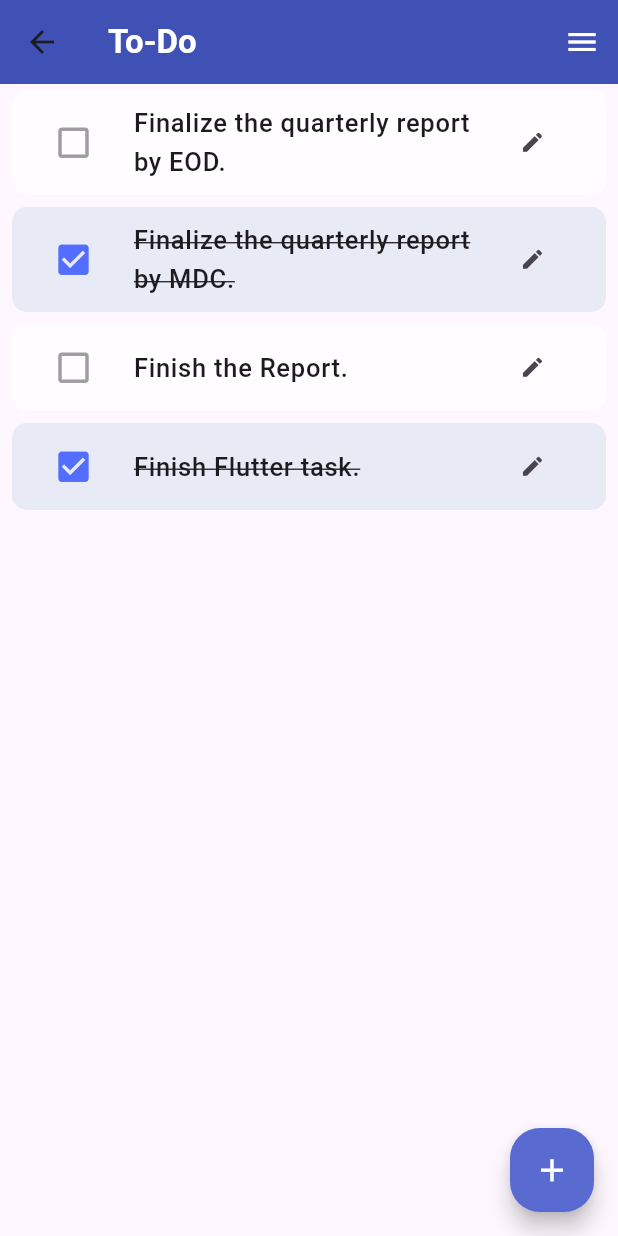
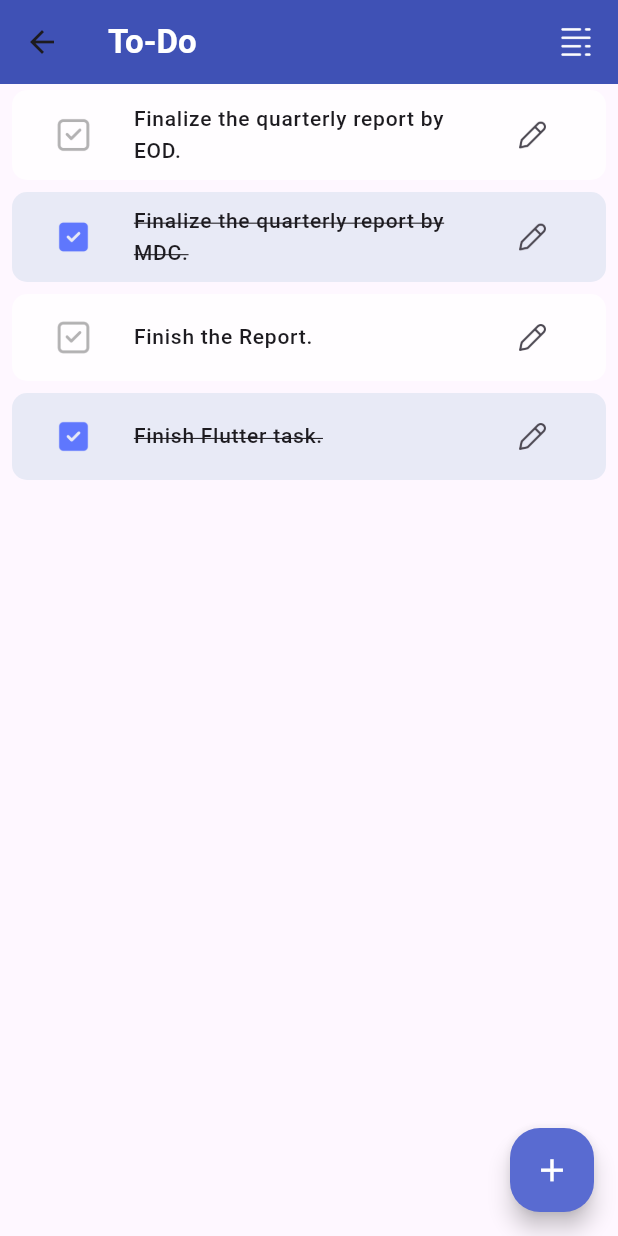
Before and after one commit to HassanMuhamed1/TodoList, a Flutter app: the HomePage screen opened by its route, on a phone screen of 412 x 824 dp. Run offline on Flutter 3.47's test engine with Material 3 defaults, Android fonts, the phone set to English and light mode, and no system bars.

Commit message:
Finish add and check

```diff
--- a/lib/Home.dart
+++ b/lib/Home.dart
@@ -46,6 +46,7 @@ class _HomePageState extends State<HomePage> {
                   decoration: InputDecoration(
                     labelText: 'Title',
                     labelStyle: TextStyle(
+
                         fontWeight: FontWeight.w400, color: Colors.indigo),
                   ),
                 ),
@@ -71,7 +72,6 @@ class _HomePageState extends State<HomePage> {
                 // Ensure the title is not empty
                 if (title.isNotEmpty) {
                   setState(() {
-                    // Add the new note to the notes map
                     notes[title] = false; // Default new notes as not completed
                   });
                 }
@@ -115,12 +115,9 @@ class _HomePageState extends State<HomePage> {
     return Scaffold(
       appBar: AppBar(
         actions: [
-          IconButton(
-              onPressed: () {},
-              icon: Icon(
-                Icons.menu,
-                color: Colors.white,
-              ))
+          Container(
+            margin: EdgeInsets.only(right: 18),
+              child: ImageIcon(AssetImage('assets/icons/list.png'),color: Colors.white,size: 20,))
         ],
         backgroundColor: Colors.indigo,
         title: Text(
@@ -145,7 +142,7 @@ class _HomePageState extends State<HomePage> {
                 noteTitle,
                 style: TextStyle(
                   fontWeight: FontWeight.w500,
-                  fontSize: 17,
+                  fontSize: 14,
                   decoration: isCompleted?TextDecoration.lineThrough : null,
                 ),
               ),
@@ -155,19 +152,18 @@ class _HomePageState extends State<HomePage> {
                       notes[noteTitle] =!isCompleted;
                     });
                   },
-                  icon: Icon(
+                  icon: ImageIcon(
                     isCompleted
-                        ? Icons.check_box
-                        : Icons.check_box_outline_blank,
-                    color: isCompleted ? Colors.indigoAccent : Colors.grey,
-                    size: 27,
+                        ?AssetImage('assets/icons/check-box.png')
+                        : AssetImage('assets/icons/checkbox.png'),
+                    color: isCompleted ? Colors.indigoAccent.withOpacity(0.92) : Colors.black.withOpacity(0.3),
+                    size: 23,
                   )),
               trailing: IconButton(
-                  onPressed: () {},
-                  icon: Icon(
-                    Icons.edit,
-                    size: 17,
-                  )),
+                  onPressed: () {
+
+                  },
+                  icon: ImageIcon(AssetImage('assets/icons/edit.png'),size: 22,)),
             ),
           );
         },
```
